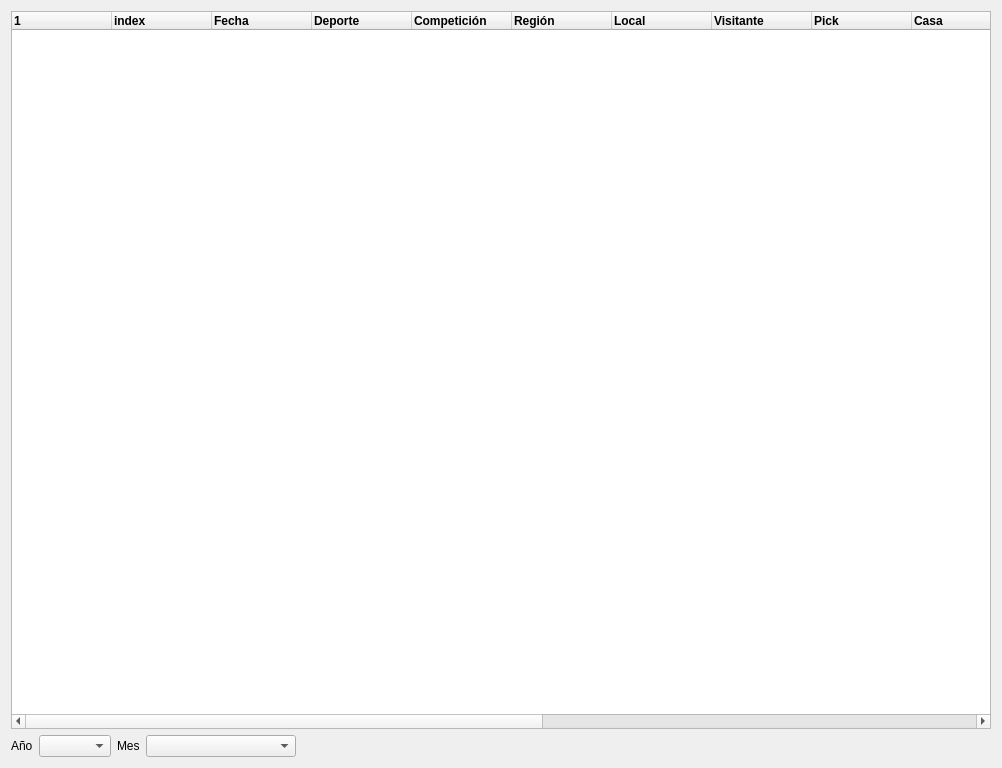
Before: the Qt Designer form ui/bets.ui in soker90/betcon, drawn with Qt 5.
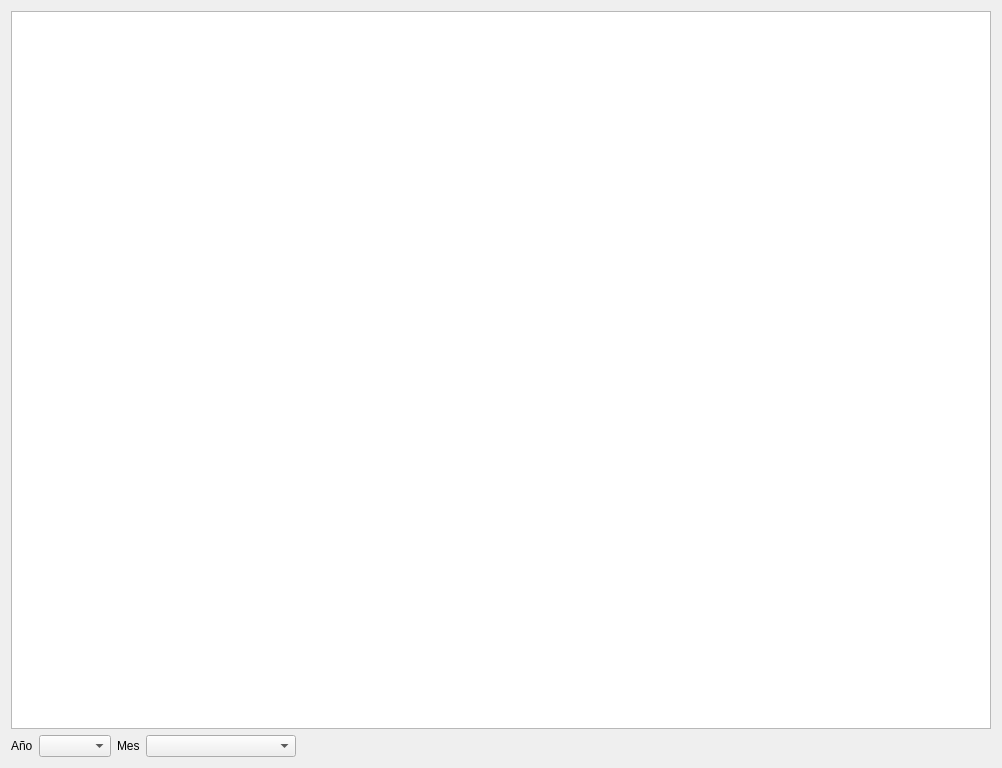
After: the same form once the commit is applied.

Commit message: feat: modernize UI — dark/light themes, Qt icons, QTableView migration

```diff
--- a/ui/bets.ui
+++ b/ui/bets.ui
@@ -15,146 +15,19 @@
   </property>
   <layout class="QVBoxLayout" name="verticalLayout">
    <item>
-    <widget class="QTreeWidget" name="treeMain">
-     <property name="palette">
-      <palette>
-       <active>
-        <colorrole role="Text">
-         <brush brushstyle="SolidPattern">
-          <color alpha="255">
-           <red>0</red>
-           <green>0</green>
-           <blue>0</blue>
-          </color>
-         </brush>
-        </colorrole>
-       </active>
-       <inactive>
-        <colorrole role="Text">
-         <brush brushstyle="SolidPattern">
-          <color alpha="255">
-           <red>0</red>
-           <green>0</green>
-           <blue>0</blue>
-          </color>
-         </brush>
-        </colorrole>
-       </inactive>
-       <disabled>
-        <colorrole role="Text">
-         <brush brushstyle="SolidPattern">
-          <color alpha="255">
-           <red>168</red>
-           <green>171</green>
-           <blue>177</blue>
-          </color>
-         </brush>
-        </colorrole>
-       </disabled>
-      </palette>
-     </property>
-     <property name="font">
-      <font>
-       <weight>75</weight>
-       <bold>true</bold>
-      </font>
-     </property>
+    <widget class="QTableView" name="treeMain">
      <property name="sortingEnabled">
+      <bool>true</bool>
+     </property>
+     <property name="selectionBehavior">
+      <enum>QAbstractItemView::SelectRows</enum>
+     </property>
+     <property name="alternatingRowColors">
+      <bool>true</bool>
+     </property>
+     <property name="showGrid">
       <bool>false</bool>
      </property>
-     <attribute name="headerDefaultSectionSize">
-      <number>100</number>
-     </attribute>
-     <column>
-      <property name="text">
-       <string notr="true"/>
-      </property>
-     </column>
-     <column>
-      <property name="text">
-       <string>index</string>
-      </property>
-     </column>
-     <column>
-      <property name="text">
-       <string>Fecha</string>
-      </property>
-     </column>
-     <column>
-      <property name="text">
-       <string>Deporte</string>
-      </property>
-     </column>
-     <column>
-      <property name="text">
-       <string>Competición</string>
-      </property>
-     </column>
-     <column>
-      <property name="text">
-       <string>Región</string>
-      </property>
-     </column>
-     <column>
-      <property name="text">
-       <string>Local</string>
-      </property>
-     </column>
-     <column>
-      <property name="text">
-       <string>Visitante</string>
-      </property>
-     </column>
-     <column>
-      <property name="text">
-       <string>Pick</string>
-      </property>
-     </column>
-     <column>
-      <property name="text">
-       <string>Casa</string>
-      </property>
-     </column>
-     <column>
-      <property name="text">
-       <string>Mercado</string>
-      </property>
-     </column>
-     <column>
-      <property name="text">
-       <string>Tipster</string>
-      </property>
-     </column>
-     <column>
-      <property name="text">
-       <string>Stake</string>
-      </property>
-     </column>
-     <column>
-      <property name="text">
-       <string>Unidad</string>
-      </property>
-     </column>
-     <column>
-      <property name="text">
-       <string>Apuesta</string>
-      </property>
-     </column>
-     <column>
-      <property name="text">
-       <string>Cuota</string>
-      </property>
-     </column>
-     <column>
-      <property name="text">
-       <string>Res.</string>
-      </property>
-     </column>
-     <column>
-      <property name="text">
-       <string>Beneficio</string>
-      </property>
-     </column>
     </widget>
    </item>
    <item>
```
The commit also changes 26 other files.
